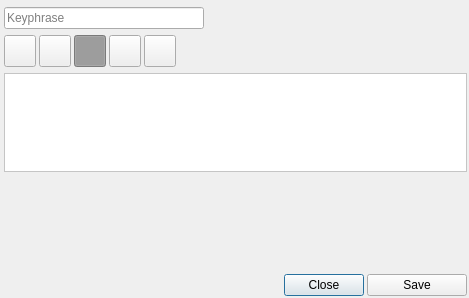
The window that ui/backstory_editor_dialog.ui (zkovari/plotlyst) describes before a commit, drawn with Qt 5.
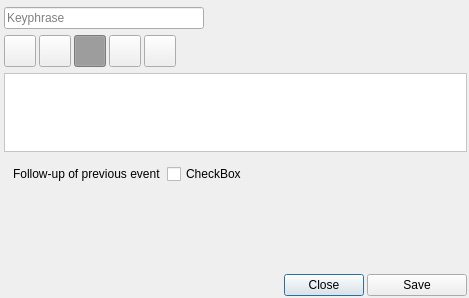
The same window after the commit. Custom widgets are drawn as their Qt base class.

Commit message: Display related backstory events in the same column, closes #193

```diff
--- a/ui/backstory_editor_dialog.ui
+++ b/ui/backstory_editor_dialog.ui
@@ -342,12 +342,45 @@
         <x>0</x>
         <y>0</y>
         <width>461</width>
-        <height>78</height>
+        <height>68</height>
        </rect>
       </property>
      </widget>
     </widget>
    </item>
+   <item>
+    <widget class="QWidget" name="wdgRelation" native="true">
+     <layout class="QHBoxLayout" name="horizontalLayout_4">
+      <item>
+       <widget class="QLabel" name="lblRelation">
+        <property name="text">
+         <string>Follow-up of previous event</string>
+        </property>
+       </widget>
+      </item>
+      <item>
+       <widget class="Toggle" name="cbRelated">
+        <property name="text">
+         <string>CheckBox</string>
+        </property>
+       </widget>
+      </item>
+      <item>
+       <spacer name="horizontalSpacer_2">
+        <property name="orientation">
+         <enum>Qt::Horizontal</enum>
+        </property>
+        <property name="sizeHint" stdset="0">
+         <size>
+          <width>40</width>
+          <height>20</height>
+         </size>
+        </property>
+       </spacer>
+      </item>
+     </layout>
+    </widget>
+   </item>
    <item>
     <spacer name="verticalSpacer">
      <property name="orientation">
@@ -428,6 +461,11 @@
   </layout>
  </widget>
  <customwidgets>
+  <customwidget>
+   <class>Toggle</class>
+   <extends>QCheckBox</extends>
+   <header>src.main.python.plotlyst.view.widget.input</header>
+  </customwidget>
   <customwidget>
    <class>Subtitle</class>
    <extends>QWidget</extends>
```
Left out of the diff: 1 changed line with no effect on the pictures. The commit also changes 3 other files.
